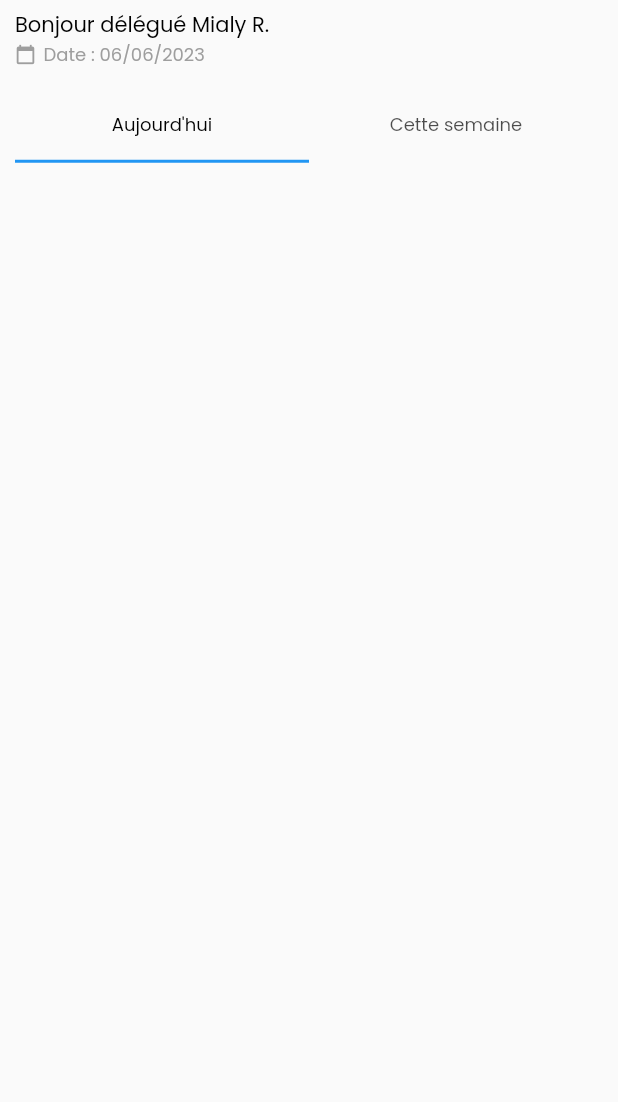
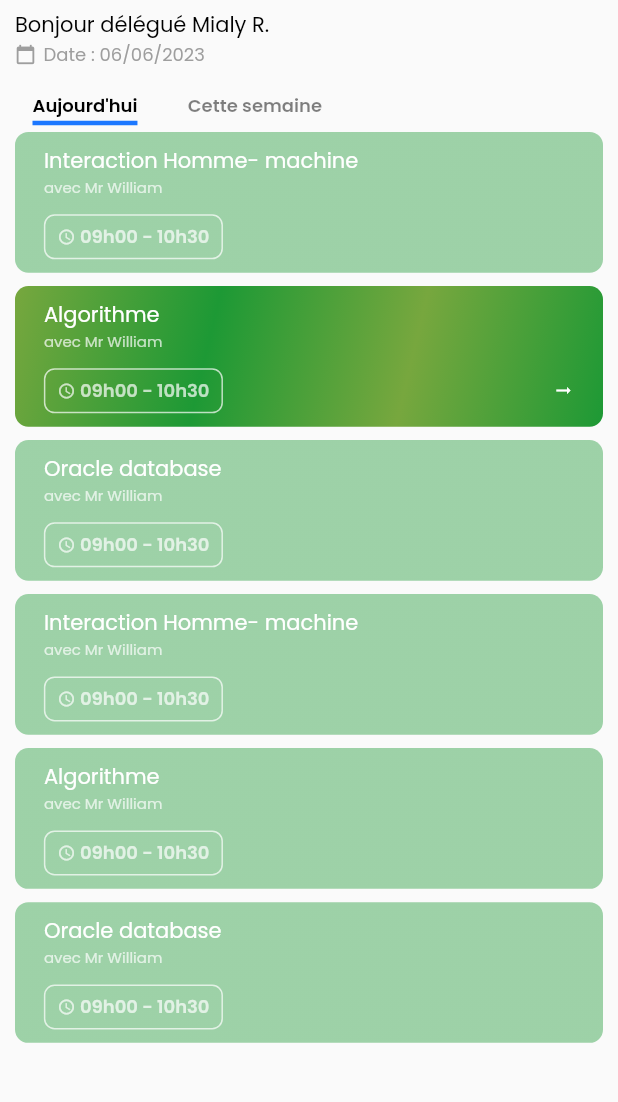
Before and after one commit to safidy1863/Ny-sekoliko, a Flutter app: the screen it shows after launch, on a phone screen of 412 x 824 dp, the part 77-1179 px from its top. Run offline on Flutter 3.47's test engine with Material 2 defaults, Android fonts, the phone set to English and light mode, and no system bars; drawn by our look-alikes of getwidget; our stand-ins replace equatable, flutter_bloc, flutter_screenutil, flutter_spinkit, form_validator, go_router and 1 more; missing offline and left inert: qr_code_scanner, twilio_flutter.

Commit message:
update : student screen

```diff
--- a/mobile/lib/core/utils/constants/app_color.dart
+++ b/mobile/lib/core/utils/constants/app_color.dart
@@ -5,4 +5,5 @@ class AppColor {
   static const Color greenSecondary = Color.fromRGBO(119, 167, 62, 1);
   static const Color redPrimary = Color.fromRGBO(220, 31, 76, 1);
   static const Color grayPrimary = Color.fromRGBO(225, 225, 225, 1);
+  static const Color bluePrimary = Color.fromRGBO(28, 119, 255, 1);
 }
--- a/mobile/lib/features/home/presentation/home_screen.dart
+++ b/mobile/lib/features/home/presentation/home_screen.dart
@@ -3,7 +3,7 @@ import 'package:flutter_screenutil/flutter_screenutil.dart';
 import 'package:getwidget/components/avatar/gf_avatar.dart';
 import 'package:getwidget/getwidget.dart';
 import 'package:mobile/core/presentation/widgets/custom_app_bar_with_image.dart';
-import 'package:mobile/features/home/presentation/widgets/session_item.dart';
+import 'package:mobile/core/presentation/widgets/session_item.dart';
 import '../../../core/presentation/widgets/custom_drawer.dart';
 
 class HomeScreen extends StatelessWidget {
--- a/mobile/lib/features/student/presentation/student_screen.dart
+++ b/mobile/lib/features/student/presentation/student_screen.dart
@@ -1,6 +1,13 @@
 import 'package:flutter/material.dart';
+import 'package:flutter_screenutil/flutter_screenutil.dart';
+import 'package:mobile/features/student/presentation/widgets/session_edt_item.dart';
+import '/core/presentation/widgets/session_item.dart';
+import '/core/utils/constants/app_color.dart';
 import '/core/presentation/widgets/custom_app_bar_with_image.dart';
 import '/core/presentation/widgets/custom_drawer.dart';
+
+part 'widgets/header_table.dart';
+part 'widgets/content_table.dart';
 
 class StudentScreen extends StatefulWidget {
   const StudentScreen({Key? key}) : super(key: key);
@@ -27,6 +34,7 @@ class _StudentScreenState extends State<StudentScreen>
 
   @override
   Widget build(BuildContext context) {
+    final double width = MediaQuery.of(context).size.width;
     return Scaffold(
       appBar: const CustomAppBarWithImage(
         currentUser: AssetImage(
@@ -34,11 +42,13 @@ class _StudentScreenState extends State<StudentScreen>
         ),
       ),
       drawer: const CustomDrawer(),
-      body: Container(
+      body: SizedBox(
+          child: Column(
+        crossAxisAlignment: CrossAxisAlignment.start,
+        children: [
+          Container(
             padding: const EdgeInsets.symmetric(horizontal: 10),
             child: Column(
-          children: [
-            Column(
               crossAxisAlignment: CrossAxisAlignment.start,
               children: [
                 Text("Bonjour délégué Mialy R.",
@@ -63,23 +73,21 @@ class _StudentScreenState extends State<StudentScreen>
                 )
               ],
             ),
+          ),
           const SizedBox(
             height: 15,
           ),
-            TabBar(controller: _tabController, tabs: const [
-              Tab(
-                text: "Aujourd'hui",
+          SizedBox(
+            width: width * 0.55,
+            child: HeaderTable(tabController: _tabController),
           ),
-              Tab(
-                text: "Cette semaine",
-              )
+          Expanded(
+            child: Container(
+                padding: const EdgeInsets.symmetric(horizontal: 10),
+                child: ContentTable(tabController: _tabController)),
+          ),
         ],
-              labelStyle: Theme.of(context).textTheme.bodySmall,
-              labelColor: Colors.black,
-            )
-          ],
-        ),
-      ),
+      )),
     );
   }
 }
--- /dev/null
+++ b/mobile/lib/features/student/presentation/widgets/content_table.dart
@@ -0,0 +1,131 @@
+part of '../student_screen.dart';
+
+class ContentTable extends StatelessWidget {
+  ContentTable({
+    super.key,
+    required this.tabController,
+  });
+
+  final TabController tabController;
+
+  List<String> seances = [
+    "Interaction Homme- machine",
+    "Algorithme",
+    "Oracle database",
+    "Interaction Homme- machine",
+    "Algorithme",
+    "Oracle database"
+  ];
+
+  @override
+  Widget build(BuildContext context) {
+    return TabBarView(controller: tabController, children: [
+      ListView.builder(
+        padding: const EdgeInsets.only(bottom: 10),
+        itemCount: seances.length,
+        itemBuilder: (context, index) {
+          return SessionItem(
+            session: seances[index],
+            teacher: "avec Mr William",
+            period: "09h00 - 10h30",
+            isCurrentSession: index == 1,
+          );
+        },
+      ),
+      SingleChildScrollView(
+        child: Container(
+          height: 650,
+          child: ListView(
+            scrollDirection: Axis.horizontal,
+            children: [
+              DataTable(
+                columnSpacing: 5,
+                horizontalMargin: 10,
+                dataRowHeight: 80,
+                headingRowHeight: 30,
+                columns: [
+                  _dataColumnItem(""),
+                  _dataColumnItem("7:30"),
+                  _dataColumnItem("9:00"),
+                  _dataColumnItem("10:30"),
+                  _dataColumnItem("12:00")
+                ],
+                rows: [
+                  _dataRow([
+                    _dataCellFirst("L",context),
+                    _dataCell("Bonjour"),
+                    _dataCell("Bonjour"),
+                    _dataCell("Bonjour"),
+                    _dataCell("Bonjour"),
+                  ]),
+                  _dataRow([
+                    _dataCellFirst("M",context),
+                    _dataCell("Bonjour"),
+                    _dataCell("Bonjour"),
+                    _dataCell("Bonjour"),
+                    _dataCell("Bonjour"),
+                  ]),
+                  _dataRow([
+                    _dataCellFirst("M",context),
+                    _dataCell("Bonjour"),
+                    _dataCell("Bonjour"),
+                    _dataCell("Bonjour"),
+                    _dataCell("Bonjour"),
+                  ]),
+                  _dataRow([
+                    _dataCellFirst("J",context),
+                    _dataCell("Bonjour"),
+                    _dataCell("Bonjour"),
+                    _dataCell("Bonjour"),
+                    _dataCell("Bonjour"),
+                  ]),
+                  _dataRow([
+                    _dataCellFirst("V",context),
+                    _dataCell("Bonjour"),
+                    _dataCell("Bonjour"),
+                    _dataCell("Bonjour"),
+                    _dataCell("Bonjour"),
+                  ]),
+                  _dataRow([
+                    _dataCellFirst("S",context),
+                    _dataCell("Bonjour"),
+                    _dataCell("Bonjour"),
+                    _dataCell("Bonjour"),
+                    _dataCell("Bonjour"),
+                  ]),
+                ],
+              )
+            ],
+          ),
+        ),
+      )
+    ]);
+  }
+  DataColumn _dataColumnItem(String label) {
+    return DataColumn(
+        label: label == ""
+            ? SizedBox(width: 0, child: Text(label))
+            : SizedBox(
+          width: 150,
+          child: Text(label),
+        ));
+  }
+
+  DataRow _dataRow(List<DataCell> cells) {
+    return DataRow(cells: cells);
+  }
+
+  DataCell _dataCellFirst(String text, BuildContext context) {
+    return DataCell(
+      Text(text, style: Theme.of(context).textTheme.bodySmall?.copyWith(
+        fontWeight: FontWeight.w600,
+        color: Colors.black,
+      ),),
+    );
+  }
+  DataCell _dataCell(String text) {
+    return DataCell(
+      SessionEdtItem()
+    );
+  }
+}
--- /dev/null
+++ b/mobile/lib/features/student/presentation/widgets/header_table.dart
@@ -0,0 +1,34 @@
+part of '../student_screen.dart';
+
+class HeaderTable extends StatelessWidget {
+  const HeaderTable({super.key, required this.tabController});
+
+  final TabController tabController;
+
+  @override
+  Widget build(BuildContext context) {
+    return TabBar(
+      controller: tabController,
+      indicatorWeight: 3,
+      indicatorColor: AppColor.bluePrimary,
+      indicatorSize: TabBarIndicatorSize.label,
+      labelPadding: EdgeInsets.zero,
+      labelStyle: Theme.of(context)
+          .textTheme
+          .bodySmall
+          ?.copyWith(fontWeight: FontWeight.w600),
+      labelColor: Colors.black,
+      unselectedLabelColor: Colors.black.withOpacity(0.5),
+      tabs: const [
+        Tab(
+          text: "Aujourd'hui",
+          height: 20,
+        ),
+        Tab(
+          text: "Cette semaine",
+          height: 20,
+        )
+      ],
+    );
+  }
+}
--- /dev/null
+++ b/mobile/lib/features/student/presentation/widgets/session_edt_item.dart
@@ -0,0 +1,59 @@
+import 'package:flutter/material.dart';
+import 'package:mobile/core/utils/constants/app_color.dart';
+
+class SessionEdtItem extends StatelessWidget {
+  const SessionEdtItem({Key? key}) : super(key: key);
+
+  @override
+  Widget build(BuildContext context) {
+    return Container(
+      margin: const EdgeInsets.symmetric(vertical: 8),
+      padding: const EdgeInsets.all(8),
+      width: double.infinity,
+      decoration: BoxDecoration(
+          color: AppColor.greenSecondary,
+          borderRadius: BorderRadius.circular(10)),
+      child: Row(
+        crossAxisAlignment: CrossAxisAlignment.center,
+        children: [
+          Container(
+            height: double.infinity,
+            width: 70,
+            decoration: BoxDecoration(
+                color: Colors.black.withOpacity(0.5),
+                borderRadius: BorderRadius.circular(10)),
+            child: Center(
+              child: Text(
+                "GLOG",
+                style: Theme.of(context).textTheme.bodyMedium?.copyWith(
+                      fontWeight: FontWeight.w700,
+                      color: Colors.white,
+                    ),
+              ),
+            ),
+          ),
+          const SizedBox(
+            width: 10,
+          ),
+          Column(
+            mainAxisAlignment: MainAxisAlignment.center,
+            children: [
+              Text(
+                "Venot",
+                style: Theme.of(context).textTheme.bodySmall?.copyWith(
+                      color: Colors.white,
+                    ),
+              ),
+              Text(
+                "S 001",
+                style: Theme.of(context).textTheme.bodySmall?.copyWith(
+                      color: Colors.white,
+                    ),
+              )
+            ],
+          )
+        ],
+      ),
+    );
+  }
+}
```
Also changed, not shown: mobile/lib/core/presentation/widgets/session_item.dart (renamed from mobile/lib/features/home/presentation/widgets/session_item.dart). Lines whose indentation alone changed are shown as unchanged.
